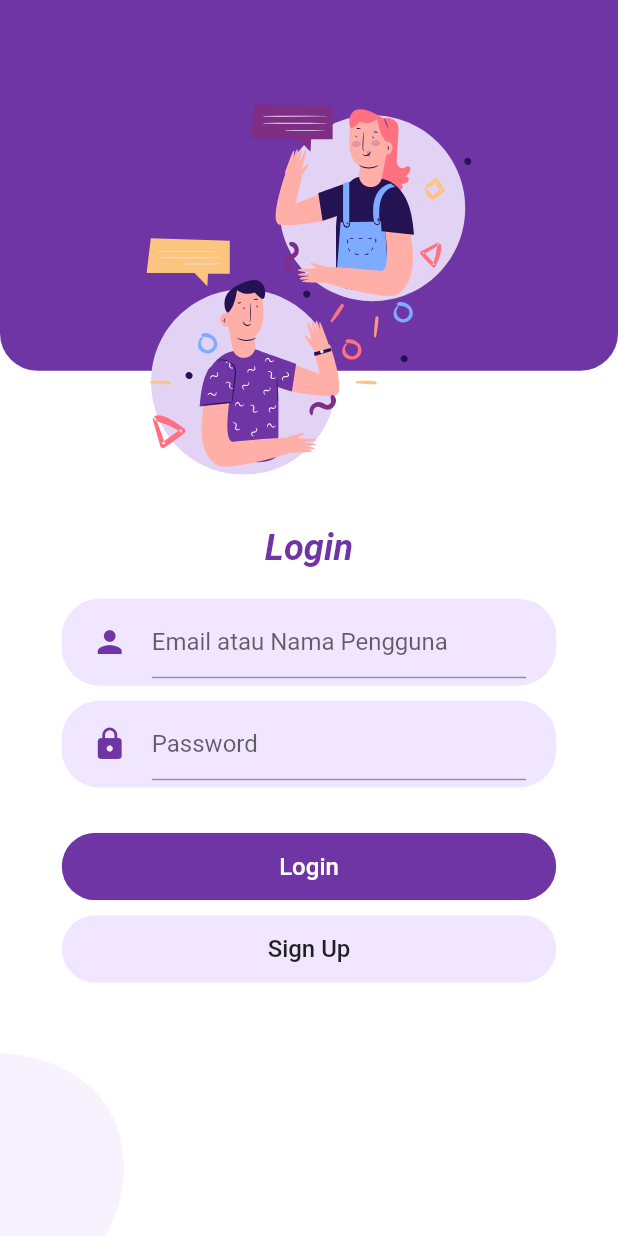
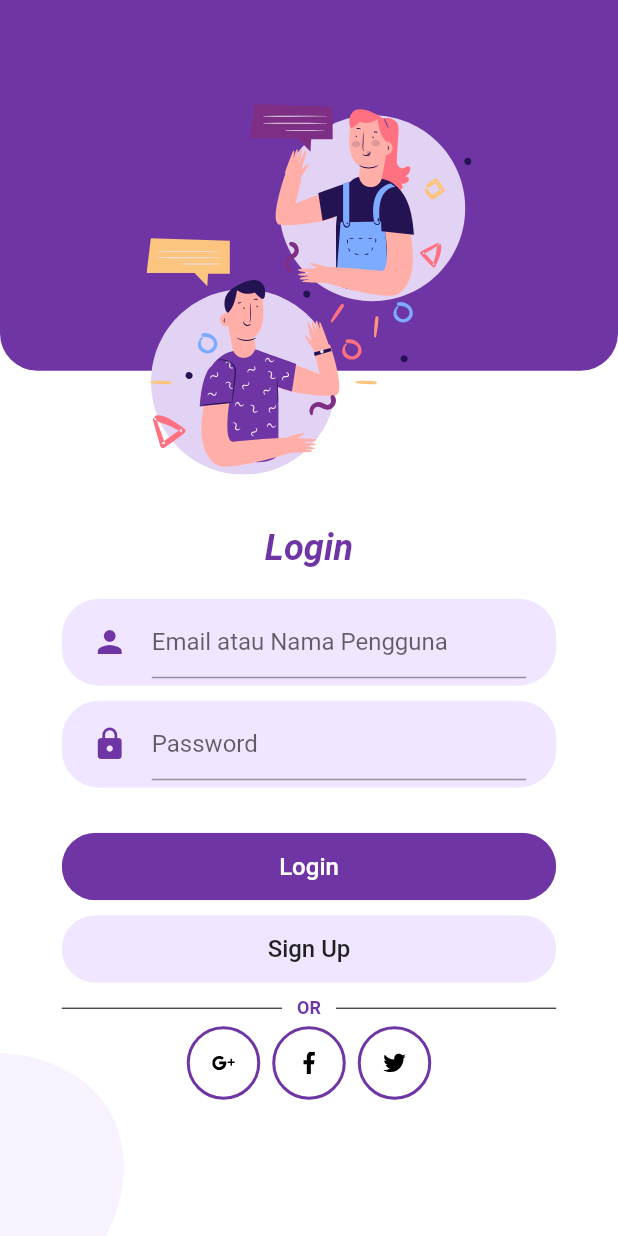
Before and after one commit to rezaikhlasul/tugas-aspk, a Flutter app: the screen it shows after launch, on a phone screen of 412 x 824 dp. Run offline on Flutter 3.47's test engine with Material 2 defaults, Android fonts, the phone set to English and light mode, and no system bars; our stand-ins replace flutter_svg.

Commit message:
icon social di tampilan login

```diff
--- a/lib/Screens/Login/components/body.dart
+++ b/lib/Screens/Login/components/body.dart
@@ -2,6 +2,7 @@ import 'package:bits/Screens/Login/components/background.dart';
 import 'package:bits/Screens/SignUp/signup_screen.dart';
 import 'package:bits/components/buttons/auth/button_auth.dart';
 import 'package:bits/components/buttons/auth/text_field_container_auth.dart';
+import 'package:bits/components/or_divider/or_divider.dart';
 import 'package:bits/constants.dart';
 import 'package:flutter/material.dart';
 import 'package:flutter_svg/flutter_svg.dart';
@@ -87,6 +88,27 @@ class Body extends StatelessWidget {
                               );
                             },
                           ),
+                          OrDivider(),
+                          Container(
+                            margin: EdgeInsets.only(top: 5),
+                            child: Row(
+                              mainAxisAlignment: MainAxisAlignment.center,
+                              children: <Widget>[
+                                FirebaseAuth(
+                                  iconSrc: "assets/icons/google-plus.svg",
+                                  press: () {},
+                                ),
+                                FirebaseAuth(
+                                  iconSrc: "assets/icons/facebook.svg",
+                                  press: () {},
+                                ),
+                                FirebaseAuth(
+                                  iconSrc: "assets/icons/twitter.svg",
+                                  press: () {},
+                                )
+                              ],
+                            ),
+                          )
                         ],
                       ),
                     ),
@@ -100,3 +122,33 @@ class Body extends StatelessWidget {
     );
   }
 }
+
+class FirebaseAuth extends StatelessWidget {
+  final String iconSrc;
+  final Function press;
+  const FirebaseAuth({
+    Key key,
+    this.iconSrc,
+    this.press,
+  }) : super(key: key);
+
+  @override
+  Widget build(BuildContext context) {
+    return GestureDetector(
+      onTap: press,
+      child: Container(
+        margin: EdgeInsets.symmetric(horizontal: 4),
+        padding: EdgeInsets.all(15),
+        decoration: BoxDecoration(
+          border: Border.all(width: 2, color: kPrimaryColor),
+          shape: BoxShape.circle,
+        ),
+        child: SvgPicture.asset(
+          iconSrc,
+          height: 15,
+          width: 15,
+        ),
+      ),
+    );
+  }
+}
--- /dev/null
+++ b/lib/components/or_divider/or_divider.dart
@@ -0,0 +1,36 @@
+import 'package:bits/constants.dart';
+import 'package:flutter/material.dart';
+
+class OrDivider extends StatelessWidget {
+  @override
+  Widget build(BuildContext context) {
+    Size size = MediaQuery.of(context).size;
+    return Container(
+      width: size.width * 0.8,
+      child: Row(
+        children: <Widget>[
+          buildDivider(),
+          Container(
+            padding: EdgeInsets.symmetric(horizontal: 10),
+            child: Text(
+              "OR",
+              style: TextStyle(
+                  fontWeight: FontWeight.bold,
+                  color: kPrimaryColor,
+                  fontSize: 12),
+            ),
+          ),
+          buildDivider()
+        ],
+      ),
+    );
+  }
+
+  Expanded buildDivider() {
+    return Expanded(
+        child: Divider(
+      color: Colors.black,
+      height: 2,
+    ));
+  }
+}
```
